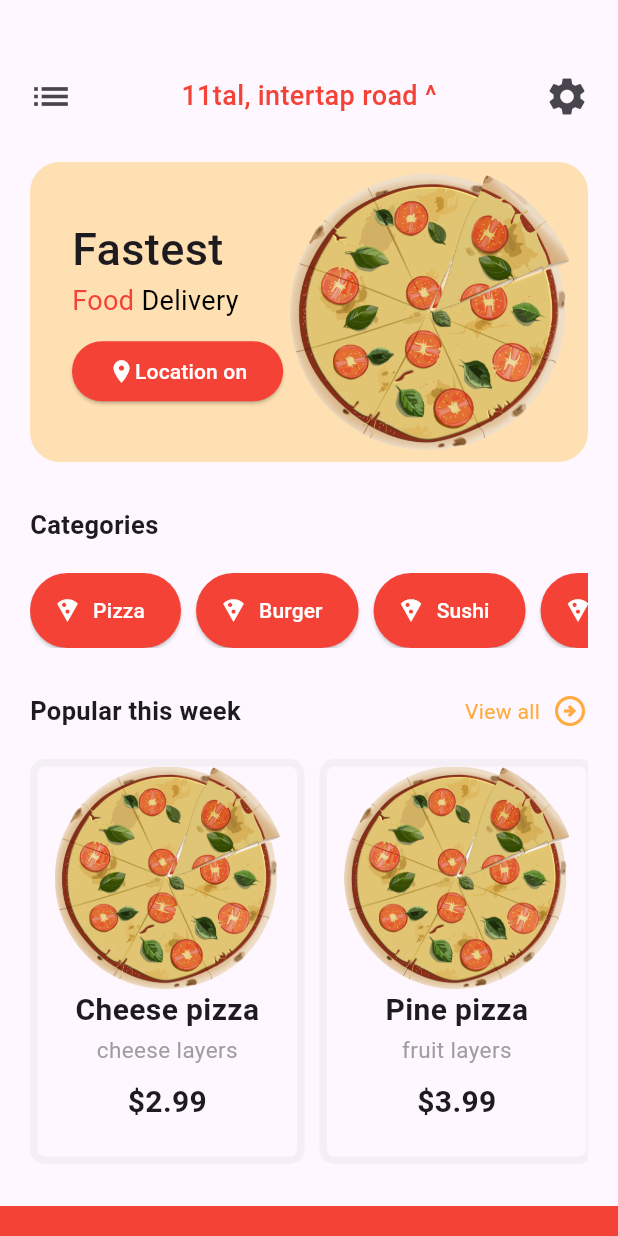
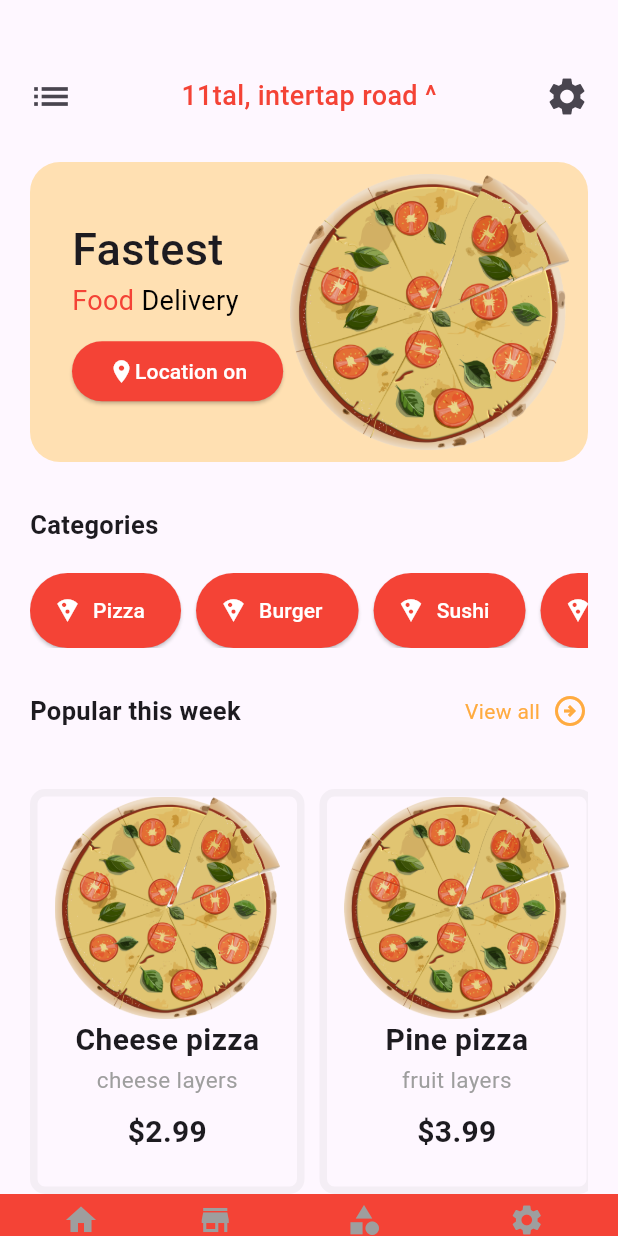
Before and after one commit to juliusfaj/food_app, a Flutter app: the screen it shows after launch, on a phone screen of 412 x 824 dp. Run offline on Flutter 3.47's test engine with Material 3 defaults, Android fonts, the phone set to English and light mode, and no system bars.

Commit message:
code and readme update

```diff
--- a/lib/screens/banner.dart
+++ b/lib/screens/banner.dart
@@ -1,11 +1,10 @@
-import 'package:flutter/cupertino.dart';
 import 'package:flutter/material.dart';
 import 'package:practice_app/screens/sliders.dart';
 
 class AppBanner extends StatelessWidget {
   AppBanner({Key? key}) : super(key: key);
 
-  List<String> categories = ["Pizza", "Burger", "Sushi", "Noodles"];
+  final List<String> categories = ["Pizza", "Burger", "Sushi", "Noodles"];
 
   @override
   Widget build(BuildContext context) {
@@ -103,13 +102,13 @@ class AppBanner extends StatelessWidget {
             )), // Banner padding
 
         Padding(
-          padding: EdgeInsets.symmetric(horizontal: 20.0, vertical: 30.0),
+          padding:const  EdgeInsets.symmetric(horizontal: 20.0, vertical: 30.0),
           child: Column(
             crossAxisAlignment: CrossAxisAlignment.start,
             children: [
-              Text(
+              const Text(
                 'Categories',
-                style: TextStyle(
+                style:TextStyle(
                   fontWeight: FontWeight.bold,
                   fontSize: 17.0,
                 ),
@@ -141,21 +140,66 @@ class AppBanner extends StatelessWidget {
         ),
 
         Padding(
-          padding: EdgeInsets.symmetric(horizontal: 20.0, vertical: 0),
+          padding: const EdgeInsets.symmetric(horizontal: 20.0, vertical: 0),
           child: AppSliders(),
         ),
 
-        Spacer(),
-        BottomAppBar(
+        const Spacer(),
+
+        Container(
           color: Colors.red.shade500,
-          height: 20.0,
+          height: kBottomNavigationBarHeight,
+          child: const Padding(
+            padding: EdgeInsets.symmetric(vertical: 5.0, horizontal: 8.0),
+            child: Row(
+              mainAxisAlignment: MainAxisAlignment.spaceAround,
 
-          child: Row(
-            children: [
-              Text('funnso ')
-            ],
+              children: [
+                Column(
+
+
+                  children: [
+                    Icon(Icons.home, color: Colors.grey),
+                    Text("Home", style: TextStyle(
+                      fontWeight: FontWeight.w300,
+                      color: Colors.white,
+                    ),)
+
+                  ],
+                ),
+
+                Column(
+                  children: [
+                    Icon(Icons.store,color: Colors.grey,),
+                    Text("Store", style: TextStyle(
+                        fontWeight: FontWeight.w300,
+                      color: Colors.white,
+                    ),)
+
+                  ],
+                ),Column(
+                  children: [
+                    Icon(Icons.category,color: Colors.grey,),
+                    Text("Category", style: TextStyle(
+                        fontWeight: FontWeight.w300,
+                      color: Colors.white,
+                    ),)
+
+                  ],
+                ),Column(
+                  children: [
+                    Icon(Icons.settings,color: Colors.grey,),
+                    Text("Settings", style: TextStyle(
+                        fontWeight: FontWeight.w300,
+                      color: Colors.white,
+                    ),)
+
+                  ],
+                ),
+              ],
+            ),
           ),
-        )
+        ),
       ],
     );
   }
--- a/lib/screens/sliders.dart
+++ b/lib/screens/sliders.dart
@@ -1,10 +1,9 @@
-import 'package:flutter/cupertino.dart';
 import 'package:flutter/material.dart';
 
 class AppSliders extends StatelessWidget {
   AppSliders({Key? key}) : super(key: key);
 
-  List<String> popularImages = [
+ List<String> popularImages = [
     "images/pizza-5991179_1920.png",
     "images/pizza-5991179_1920.png",
     "images/pizza-5991179_1920.png",
@@ -65,7 +64,7 @@ class AppSliders extends StatelessWidget {
           ],
         ),
         Padding(
-          padding: const EdgeInsets.only(top: 20.0),
+          padding: const EdgeInsets.only(top: 40.0),
           child: SizedBox(
             height: 270.0,
             child: ListView.builder(
@@ -93,7 +92,7 @@ class AppSliders extends StatelessWidget {
                               ),
                               Text(
                                 popularPizza[index],
-                                style: TextStyle(
+                                style: const TextStyle(
                                     fontSize: 20.0,
                                     fontWeight: FontWeight.bold),
                               ),
@@ -102,13 +101,13 @@ class AppSliders extends StatelessWidget {
                                     top: 1.0, bottom: 10.0),
                                 child: Text(
                                   popularPizzaSubText[index],
-                                  style: TextStyle(
+                                  style: const TextStyle(
                                       fontSize: 15.0, color: Colors.grey),
                                 ),
                               ),
                               Text(
                                 popularPizzaPrice[index],
-                                style: TextStyle(
+                                style: const TextStyle(
                                     fontSize: 20.0,
                                     fontWeight: FontWeight.bold),
                               )
```
